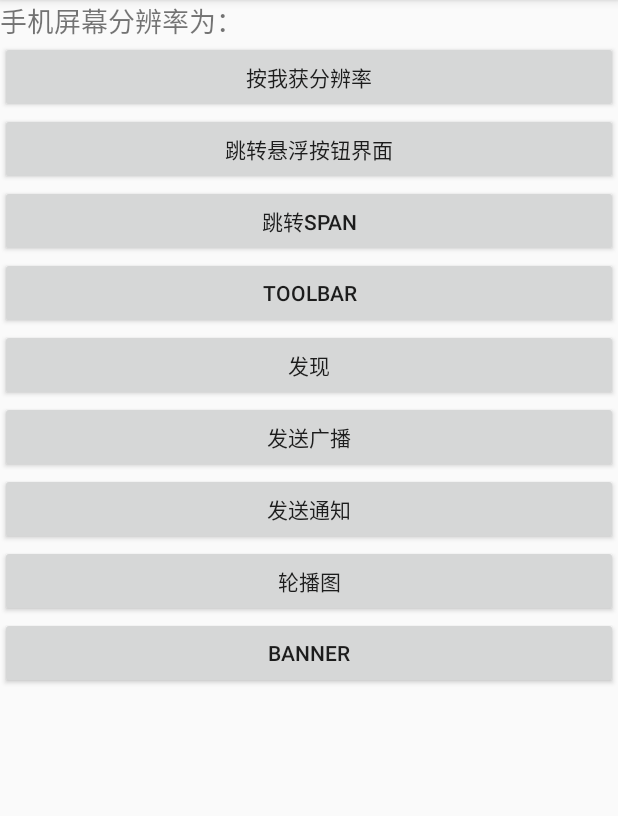
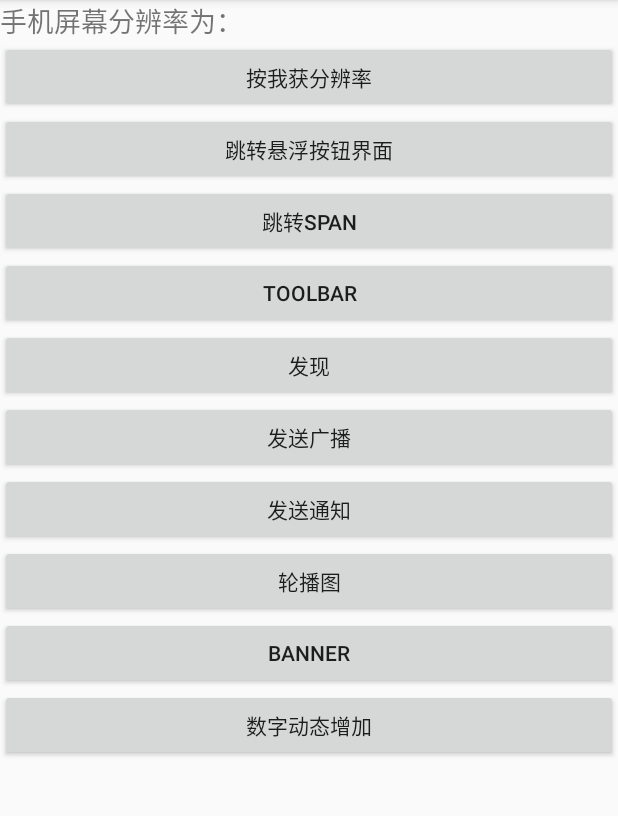
Before and after one commit to authorRen/DailyWork, an Android app: the screen it shows after launch (MainActivity), on a phone screen of 412 x 824 dp, the part 84-900 px from its top. Run offline under Robolectric (Android 15) with nearby library versions, the phone set to English and light mode, and no system bars; libraries missing offline, so code that uses them is left out: com.facebook.drawee, com.facebook.imagepipeline; 2 statements that could not run were skipped.

Commit message:
[功能] 封装数字增加的动画效果

```diff
--- a/app/build.gradle
+++ b/app/build.gradle
@@ -32,4 +32,5 @@ dependencies {
     compile 'com.facebook.fresco:fresco:1.3.0'
     compile 'com.facebook.fresco:imagepipeline-okhttp:0.12.0'
     compile 'com.google.code.gson:gson:2.8.0'
+    compile 'com.android.support:multidex:1.0.0'
 }
--- a/app/src/main/AndroidManifest.xml
+++ b/app/src/main/AndroidManifest.xml
@@ -32,6 +32,9 @@
         <activity
             android:name=".compant.BannerActivity"
             android:theme="@style/AppTheme.NoActionBar"/>
+        <activity
+            android:name=".compant.PictureActivity"
+            android:theme="@style/AppTheme.NoActionBar"/>
         静态注册广播接收器
         <receiver android:name=".compant.MyReciver">
             <intent-filter>
--- a/app/src/main/java/com/caiyi/dailywork/compant/MainActivity.java
+++ b/app/src/main/java/com/caiyi/dailywork/compant/MainActivity.java
@@ -35,7 +35,7 @@ public class MainActivity extends BaseActivity implements View.OnClickListener{
         setViewClickListeners(R.id.btn_press, R.id.btn_span,
                 R.id.btn_toolbar, R.id.btn_floating, R.id.btn_discovery,
                 R.id.btn_broadcast, R.id.btn_notification, R.id.btn_recycle,
-                R.id.btn_banner);
+                R.id.btn_banner, R.id.btn_picture);
 
     }
 
@@ -84,6 +84,9 @@ public class MainActivity extends BaseActivity implements View.OnClickListener{
                 break;
             case R.id.btn_banner:
                 openActivity(BannerActivity.class);
+                break;
+            case R.id.btn_picture:
+                openActivity(PictureActivity.class);
                 break;
             default:
                 break;
--- a/app/src/main/java/com/caiyi/dailywork/utils/ViewFactory.java
+++ b/app/src/main/java/com/caiyi/dailywork/utils/ViewFactory.java
@@ -3,11 +3,9 @@ package com.caiyi.dailywork.utils;
 import android.content.Context;
 import android.net.Uri;
 import android.view.LayoutInflater;
-import android.widget.ImageView;
 
 import com.caiyi.dailywork.R;
 import com.facebook.drawee.view.SimpleDraweeView;
-import com.nostra13.universalimageloader.core.ImageLoader;
 
 /**
  * SimpleDraweeView创建工厂
--- a/app/src/main/res/layout/activity_main.xml
+++ b/app/src/main/res/layout/activity_main.xml
@@ -6,6 +6,15 @@
     android:layout_height="match_parent"
     android:orientation="vertical"
     tools:context="com.caiyi.dailywork.compant.MainActivity">
+
+    <ScrollView
+        android:layout_width="match_parent"
+        android:layout_height="match_parent">
+
+        <LinearLayout
+            android:layout_width="match_parent"
+            android:layout_height="match_parent"
+            android:orientation="vertical">
 
             <TextView
                 android:id="@+id/tv_resolution"
@@ -20,57 +29,66 @@
 
             <Button
                 android:id="@+id/btn_press"
-        android:text="@string/pressme"
                 android:layout_width="match_parent"
-        android:layout_height="wrap_content" />
+                android:layout_height="wrap_content"
+                android:text="@string/pressme" />
 
             <Button
                 android:id="@+id/btn_floating"
-        android:text="@string/floating_action_button"
                 android:layout_width="match_parent"
-        android:layout_height="wrap_content" />
+                android:layout_height="wrap_content"
+                android:text="@string/floating_action_button" />
 
             <Button
                 android:id="@+id/btn_span"
-        android:text="@string/floating_spannable_String"
                 android:layout_width="match_parent"
-        android:layout_height="wrap_content" />
+                android:layout_height="wrap_content"
+                android:text="@string/floating_spannable_String" />
 
             <Button
                 android:id="@+id/btn_toolbar"
-        android:text="@string/btn_toolbar"
                 android:layout_width="match_parent"
-        android:layout_height="wrap_content" />
+                android:layout_height="wrap_content"
+                android:text="@string/btn_toolbar" />
 
             <Button
                 android:id="@+id/btn_discovery"
-        android:text="发现"
                 android:layout_width="match_parent"
-        android:layout_height="wrap_content" />
+                android:layout_height="wrap_content"
+                android:text="发现" />
 
             <Button
                 android:id="@+id/btn_broadcast"
-        android:text="发送广播"
                 android:layout_width="match_parent"
-        android:layout_height="wrap_content" />
+                android:layout_height="wrap_content"
+                android:text="发送广播" />
 
             <Button
                 android:id="@+id/btn_notification"
-        android:text="发送通知"
                 android:layout_width="match_parent"
-        android:layout_height="wrap_content" />
+                android:layout_height="wrap_content"
+                android:text="发送通知" />
 
             <Button
                 android:id="@+id/btn_recycle"
-        android:text="轮播图"
                 android:layout_width="match_parent"
-        android:layout_height="wrap_content" />
+                android:layout_height="wrap_content"
+                android:text="轮播图" />
 
             <Button
                 android:id="@+id/btn_banner"
-        android:text="banner"
                 android:layout_width="match_parent"
-        android:layout_height="wrap_content" />
+                android:layout_height="wrap_content"
+                android:text="banner" />
+
+            <Button
+                android:id="@+id/btn_picture"
+                android:layout_width="match_parent"
+                android:layout_height="wrap_content"
+                android:text="数字动态增加" />
+
+        </LinearLayout>
+    </ScrollView>
 
 
 </LinearLayout>
```
Also changed, not shown: app/src/main/java/com/caiyi/dailywork/compant/PictureActivity.java (added, +63 -0 lines), app/src/main/java/com/caiyi/dailywork/data/RiseNumber.java (added, +128 -0 lines), app/src/main/java/com/caiyi/dailywork/inter/IRiseNumber.java (added, +40 -0 lines), app/src/main/java/com/caiyi/dailywork/ui/RiseNumberTextView.java (added, +210 -0 lines), app/src/main/res/layout/activity_picture.xml (added, +19 -0 lines). Lines whose indentation alone changed are shown as unchanged.
